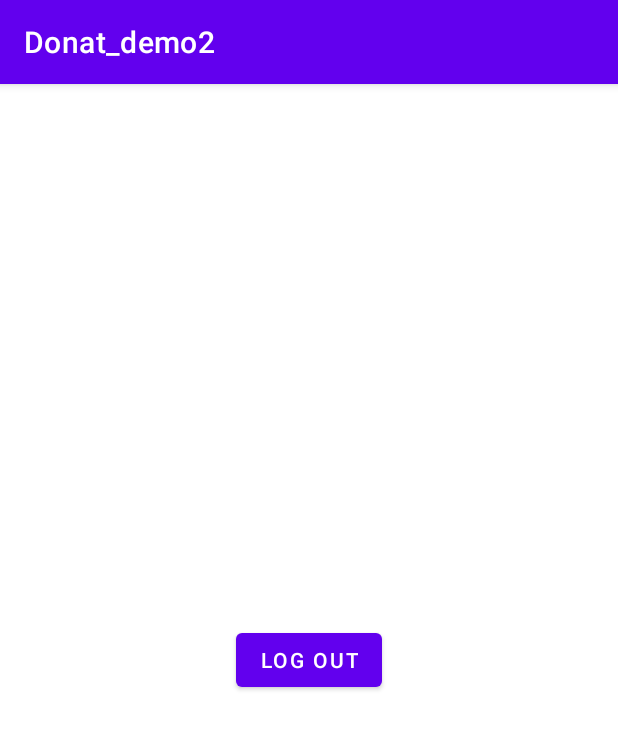
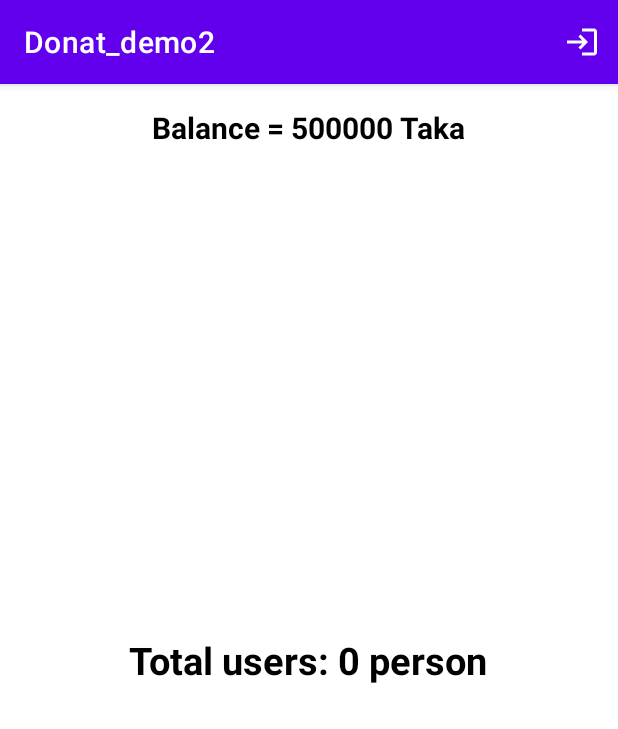
Before and after one commit to Ebrahim683/Donat_demo2, an Android app: the MainActivity screen opened directly, with no data from a screen before it, on a phone screen of 412 x 824 dp. Shown: the top 729 px of the screen. Run offline under Robolectric (Android 15) with nearby library versions, the phone set to English and light mode, and no system bars; our stand-ins replace Firebase (no records; nobody signed in at launch, a user with empty details on screens opened directly).

Commit message:
amount and user count

```diff
--- a/app/src/main/java/com/example/donat_demo2/ui/main/MainActivity.kt
+++ b/app/src/main/java/com/example/donat_demo2/ui/main/MainActivity.kt
@@ -3,6 +3,8 @@ package com.example.donat_demo2.ui.main
 import android.content.Intent
 import android.os.Bundle
 import android.util.Log
+import android.view.Menu
+import android.view.MenuItem
 import android.widget.Toast
 import androidx.appcompat.app.AppCompatActivity
 import com.example.donat_demo2.R
@@ -30,21 +32,19 @@ class MainActivity : AppCompatActivity() {
         super.onCreate(savedInstanceState)
         setContentView(R.layout.activity_main)
 
+        supportActionBar?.setDisplayShowHomeEnabled(true)
+
         auth = FirebaseAuth.getInstance()
         sharedPrefUtils = SharedPrefUtils(this)
         phoneNumber = sharedPrefUtils.getUserNumber().userNumber!!
         Log.d(TAG, "onCreate: $phoneNumber")
         userList = ArrayList()
 
-        btn_id_logout.setOnClickListener {
-            sharedPrefUtils.logOut()
-            startActivity(Intent(this, LoginActivity::class.java))
-            finishAffinity()
-        }
+        id_amount.text = "Balance = 500000 Taka"
 
         val firebaseDatabase = Firebase.database
         val databaseReference = firebaseDatabase.getReference("users")
-
+        id_user_list_count.text = "Loading..."
         databaseReference.addValueEventListener(object : ValueEventListener {
             override fun onDataChange(dataSnapshot: DataSnapshot) {
                 userList.clear()
@@ -55,11 +55,7 @@ class MainActivity : AppCompatActivity() {
                     }
                 }
                 Log.d(TAG, "onDataChange: Total users: ${userList.size}")
-                Toast.makeText(
-                    this@MainActivity,
-                    "Total users: ${userList.size}",
-                    Toast.LENGTH_SHORT
-                ).show()
+                id_user_list_count.text = "Total users: ${userList.size} person"
             }
 
             override fun onCancelled(p0: DatabaseError) {
@@ -69,4 +65,21 @@ class MainActivity : AppCompatActivity() {
         })
 
     }
+
+    override fun onCreateOptionsMenu(menu: Menu?): Boolean {
+        var menu = menuInflater.inflate(R.menu.top_menu_item, menu)
+        return true
+    }
+
+    override fun onOptionsItemSelected(item: MenuItem): Boolean {
+        when (item.itemId) {
+            R.id.menu_log_out -> {
+                sharedPrefUtils.logOut()
+                startActivity(Intent(this, LoginActivity::class.java))
+                finishAffinity()
+            }
+        }
+        return super.onOptionsItemSelected(item)
+    }
+
 }
--- /dev/null
+++ b/app/src/main/res/drawable/ic_baseline_login_24.xml
@@ -0,0 +1,10 @@
+<vector xmlns:android="http://schemas.android.com/apk/res/android"
+    android:width="24dp"
+    android:height="24dp"
+    android:viewportWidth="24"
+    android:viewportHeight="24"
+    android:tint="?attr/colorControlNormal">
+  <path
+      android:fillColor="@android:color/white"
+      android:pathData="M11,7L9.6,8.4l2.6,2.6H2v2h10.2l-2.6,2.6L11,17l5,-5L11,7zM20,19h-8v2h8c1.1,0 2,-0.9 2,-2V5c0,-1.1 -0.9,-2 -2,-2h-8v2h8V19z"/>
+</vector>
--- a/app/src/main/res/layout/activity_main.xml
+++ b/app/src/main/res/layout/activity_main.xml
@@ -5,11 +5,25 @@
     android:layout_height="match_parent"
     tools:context=".ui.main.MainActivity">
 
-    <Button
-        android:id="@+id/btn_id_logout"
+    <TextView
+        android:id="@+id/id_user_list_count"
         android:layout_width="wrap_content"
         android:layout_height="wrap_content"
-        android:layout_centerInParent="true"
-        android:text="Log Out" />
+        android:layout_centerHorizontal="true"
+        android:layout_centerVertical="true"
+        android:layout_margin="15dp"
+        android:textColor="@color/black"
+        android:textSize="25sp"
+        android:textStyle="bold" />
+
+    <TextView
+        android:id="@+id/id_amount"
+        android:layout_width="wrap_content"
+        android:layout_height="wrap_content"
+        android:layout_centerHorizontal="true"
+        android:layout_marginTop="15dp"
+        android:textColor="@color/black"
+        android:textSize="20sp"
+        android:textStyle="bold" />
 
 </RelativeLayout>
--- /dev/null
+++ b/app/src/main/res/menu/top_menu_item.xml
@@ -0,0 +1,11 @@
+<?xml version="1.0" encoding="utf-8"?>
+<menu xmlns:android="http://schemas.android.com/apk/res/android"
+    xmlns:app="http://schemas.android.com/apk/res-auto">
+
+    <item
+        android:id="@+id/menu_log_out"
+        android:icon="@drawable/ic_baseline_login_24"
+        android:title="Log Out"
+        app:showAsAction="always"/>
+
+</menu>
```
